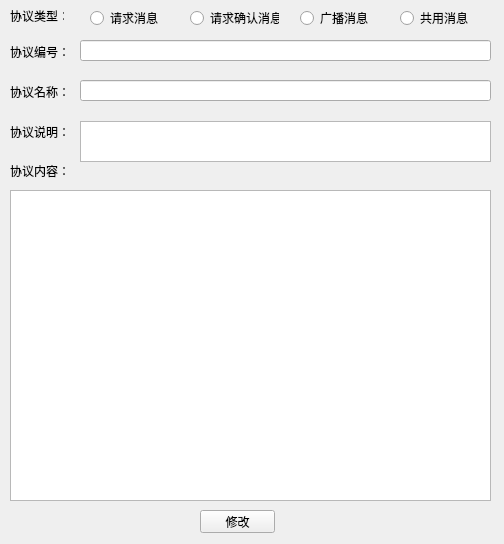
aywfelix/ProtoExcelTool, file designer/ui/modify_proto.ui: the form before one commit.
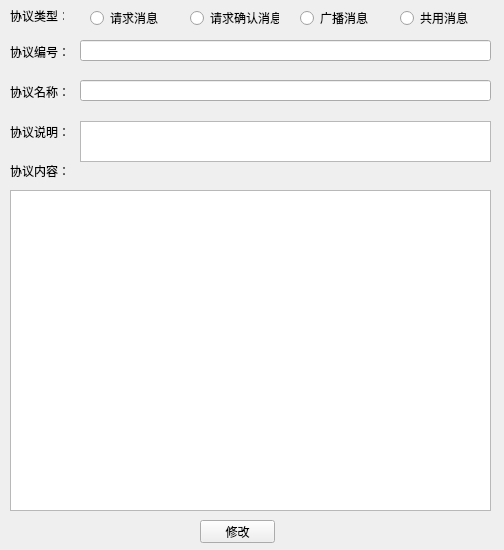
The form after the commit.

The edit to the form file:
```diff
--- a/designer/ui/modify_proto.ui
+++ b/designer/ui/modify_proto.ui
@@ -7,7 +7,7 @@
     <x>0</x>
     <y>0</y>
     <width>504</width>
-    <height>544</height>
+    <height>550</height>
    </rect>
   </property>
   <property name="windowTitle">
@@ -34,12 +34,12 @@
      <x>10</x>
      <y>190</y>
      <width>481</width>
-     <height>311</height>
+     <height>321</height>
     </rect>
    </property>
    <property name="font">
     <font>
-     <pointsize>11</pointsize>
+     <pointsize>10</pointsize>
     </font>
    </property>
   </widget>
@@ -78,7 +78,7 @@
    <property name="geometry">
     <rect>
      <x>200</x>
-     <y>510</y>
+     <y>520</y>
      <width>75</width>
      <height>23</height>
     </rect>
```
